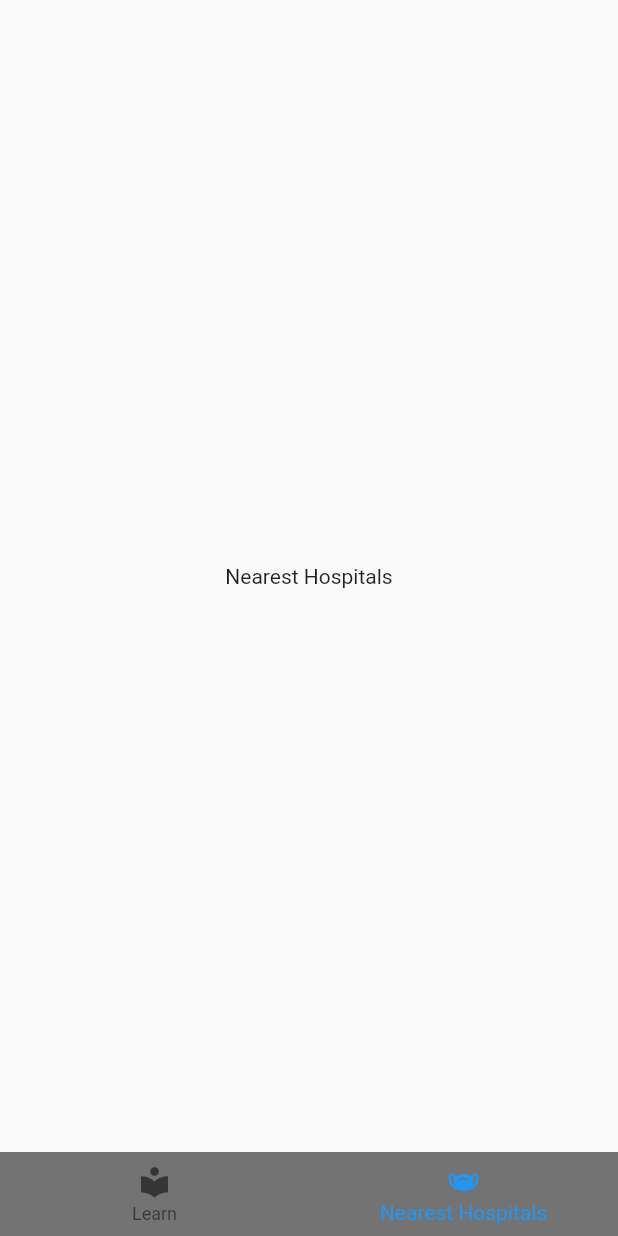
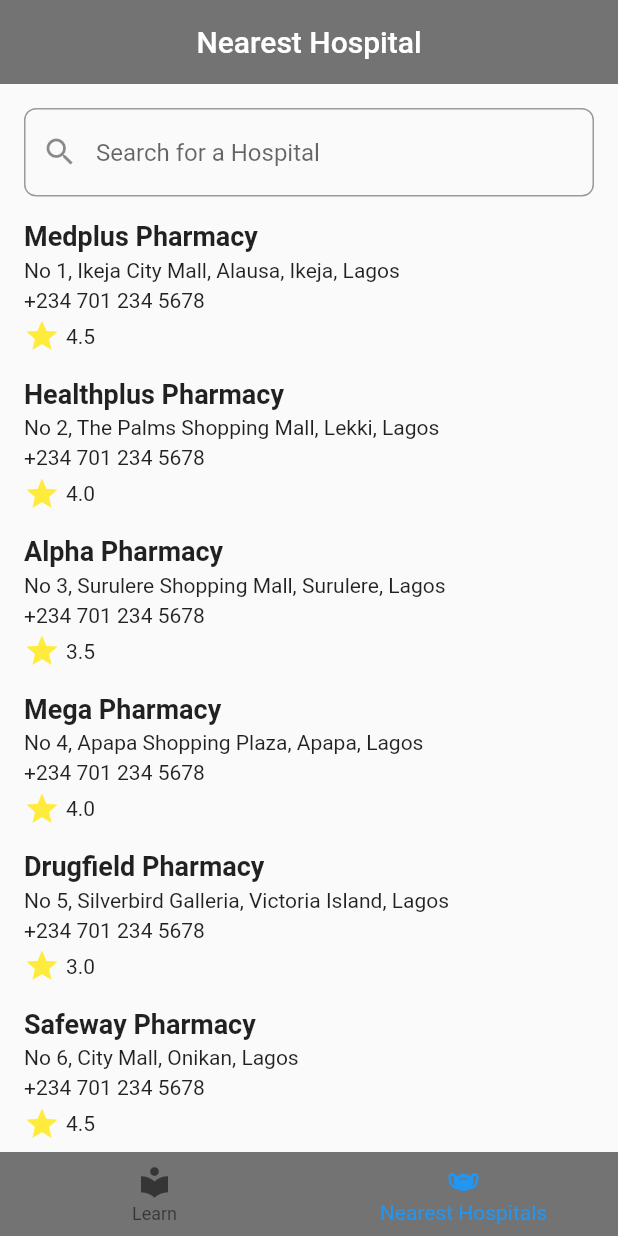
Before and after one commit to TechandHi-IT/maternal_mortality_ratio, a Flutter app: the screen it shows after launch, item 2 of the bottom bar chosen, on a phone screen of 412 x 824 dp. Run offline on Flutter 3.47's test engine with Material 2 defaults, Android fonts, the light colour scheme and no system bars.

Commit message:
Nearest Hopital screen

```diff
--- a/lib/screens/learn.dart
+++ b/lib/screens/learn.dart
@@ -10,7 +10,7 @@ class Learn extends StatefulWidget {
 class _LearnState extends State<Learn> {
   @override
   Widget build(BuildContext context) {
-    return Scaffold(
+    return const Scaffold(
       body: Center(
         child: Text("Learn"),
       ),
--- a/lib/screens/nearest_hospital.dart
+++ b/lib/screens/nearest_hospital.dart
@@ -9,11 +9,131 @@ class NearestHospital extends StatefulWidget {
 
 class _NearestHospitalState extends State<NearestHospital> {
   @override
+  void initState() {
+    super.initState();
+  }
+
+  List<Pharmacy> pharmacies = [
+    Pharmacy(
+        name: 'Medplus Pharmacy',
+        address: 'No 1, Ikeja City Mall, Alausa, Ikeja, Lagos',
+        phone: '+234 701 234 5678',
+        rating: 4.5),
+    Pharmacy(
+        name: 'Healthplus Pharmacy',
+        address: 'No 2, The Palms Shopping Mall, Lekki, Lagos',
+        phone: '+234 701 234 5678',
+        rating: 4.0),
+    Pharmacy(
+        name: 'Alpha Pharmacy',
+        address: 'No 3, Surulere Shopping Mall, Surulere, Lagos',
+        phone: '+234 701 234 5678',
+        rating: 3.5),
+    Pharmacy(
+        name: 'Mega Pharmacy',
+        address: 'No 4, Apapa Shopping Plaza, Apapa, Lagos',
+        phone: '+234 701 234 5678',
+        rating: 4.0),
+    Pharmacy(
+        name: 'Drugfield Pharmacy',
+        address: 'No 5, Silverbird Galleria, Victoria Island, Lagos',
+        phone: '+234 701 234 5678',
+        rating: 3.0),
+    Pharmacy(
+        name: 'Safeway Pharmacy',
+        address: 'No 6, City Mall, Onikan, Lagos',
+        phone: '+234 701 234 5678',
+        rating: 4.5),
+  ];
+
+  @override
   Widget build(BuildContext context) {
     return Scaffold(
-      body: Center(
-        child: Text("Nearest Hospitals"),
+      appBar: AppBar(
+        automaticallyImplyLeading: false,
+        backgroundColor: Colors.black54,
+        elevation: 0,
+        title: const Center(child: Text('Nearest Hospital')),
+        centerTitle: true,
+      ),
+      body: Column(
+        children: [
+          Container(
+            margin: const EdgeInsets.fromLTRB(16, 16, 16, 8),
+            child: TextField(
+              decoration: InputDecoration(
+                hintText: "Search for a Hospital",
+                prefixIcon: const Icon(Icons.search),
+                border: OutlineInputBorder(
+                  borderRadius: BorderRadius.circular(8),
+                ),
+              ),
+            ),
+          ),
+          Expanded(
+            child: ListView.builder(
+              itemCount: pharmacies.length,
+              itemBuilder: (context, index) {
+                return PharmacyItem(
+                  pharmacy: pharmacies[index],
+                );
+              },
+            ),
+          ),
+        ],
       ),
     );
   }
 }
+
+class Pharmacy {
+  final String name;
+  final String address;
+  final String phone;
+  final double rating;
+
+  Pharmacy({
+    required this.name,
+    required this.address,
+    required this.phone,
+    required this.rating,
+  });
+}
+
+class PharmacyItem extends StatelessWidget {
+  final Pharmacy pharmacy;
+  const PharmacyItem({Key? key, required this.pharmacy}) : super(key: key);
+  @override
+  Widget build(BuildContext context) {
+    return Container(
+      margin: const EdgeInsets.fromLTRB(16, 8, 16, 8),
+      child: Column(
+        crossAxisAlignment: CrossAxisAlignment.start,
+        children: [
+          Text(
+            pharmacy.name,
+            style: const TextStyle(fontSize: 18, fontWeight: FontWeight.bold),
+          ),
+          const SizedBox(height: 4),
+          Text(
+            pharmacy.address,
+            style: const TextStyle(fontSize: 14),
+          ),
+          const SizedBox(height: 4),
+          Text(
+            pharmacy.phone,
+            style: const TextStyle(fontSize: 14),
+          ),
+          const SizedBox(height: 4),
+          Row(
+            children: [
+              const Icon(Icons.star, color: Colors.yellow),
+              const SizedBox(width: 4),
+              Text(pharmacy.rating.toString()),
+            ],
+          ),
+        ],
+      ),
+    );
+  }
+}
```
